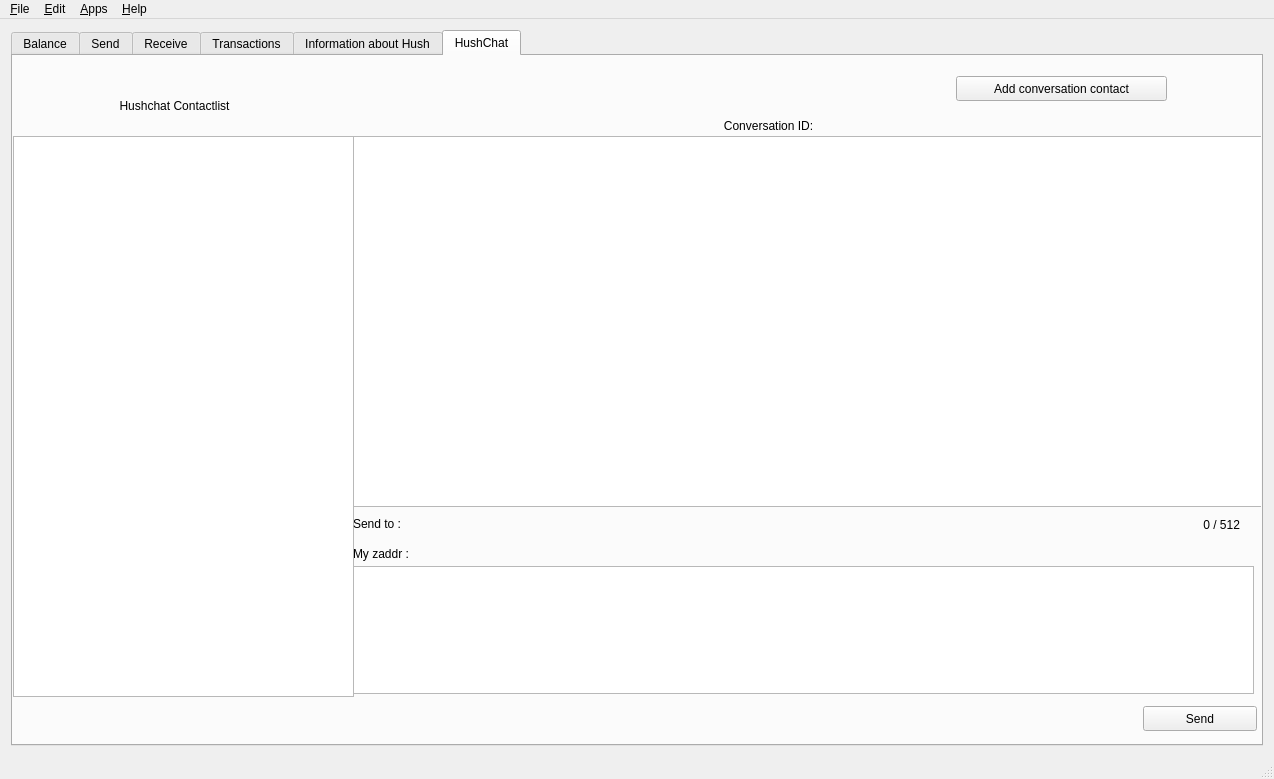
Above: src/mainwindow.ui from jahway603/SilentDragonLite before the change. Below: the same form after it.
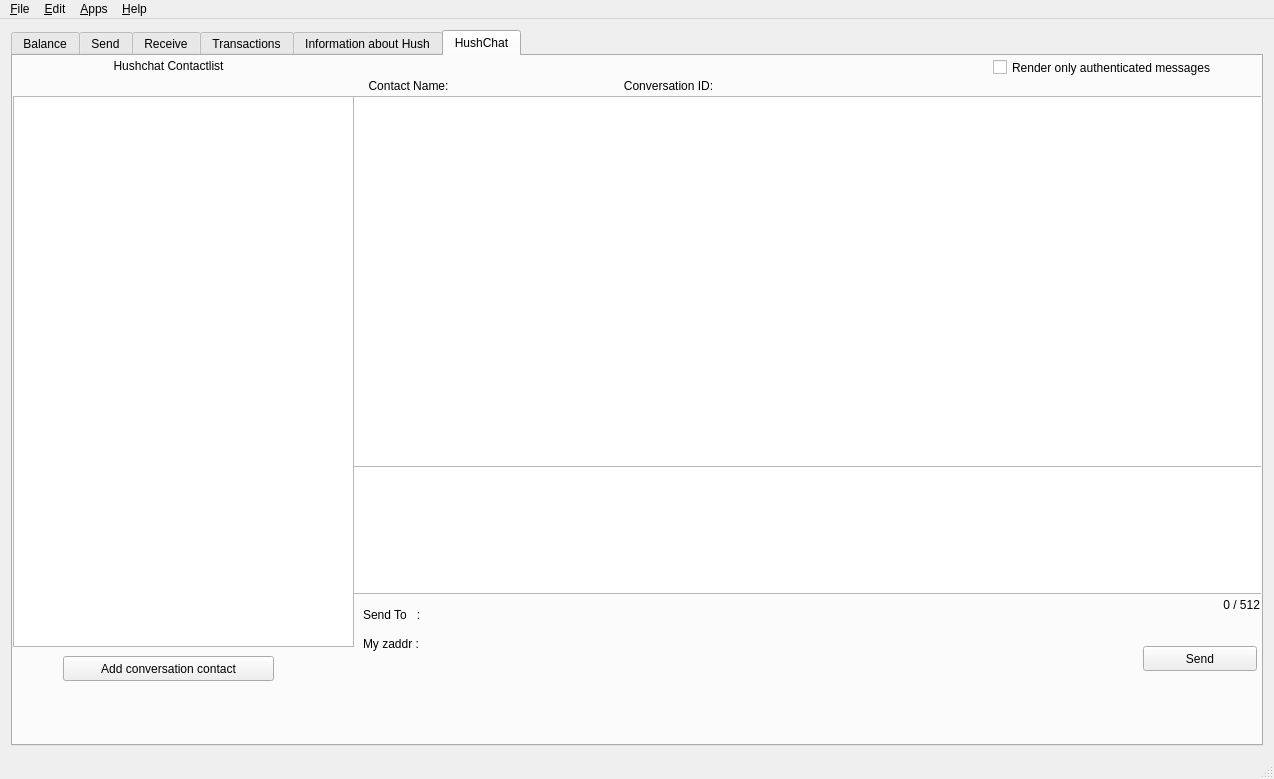
That is the form after the change. Icons and pictures are not drawn. Custom widgets are drawn as their Qt base class.

Commit message: merge in the sdl gifs from @csharpee, add check bob to render only verified messages

```diff
--- a/src/mainwindow.ui
+++ b/src/mainwindow.ui
@@ -18,8 +18,8 @@
     <normaloff>:/icons/res/icon.ico</normaloff>:/icons/res/icon.ico</iconset>
   </property>
   <widget class="QWidget" name="centralWidget">
-   <layout class="QHBoxLayout" name="horizontalLayout_18">
-    <item>
+   <layout class="QFormLayout" name="formLayout">
+    <item row="0" column="0" colspan="2">
      <widget class="QTabWidget" name="tabWidget">
       <property name="currentIndex">
        <number>5</number>
@@ -1332,17 +1332,17 @@
         <property name="geometry">
          <rect>
           <x>0</x>
-          <y>80</y>
+          <y>40</y>
           <width>341</width>
-          <height>561</height>
+          <height>551</height>
          </rect>
         </property>
        </widget>
        <widget class="QLabel" name="label_39">
         <property name="geometry">
          <rect>
-          <x>6</x>
-          <y>40</y>
+          <x>0</x>
+          <y>0</y>
           <width>311</width>
           <height>20</height>
          </rect>
@@ -1351,25 +1351,12 @@
          <string>&lt;html&gt;&lt;head/&gt;&lt;body&gt;&lt;p align=&quot;center&quot;&gt;Hushchat Contactlist&lt;/p&gt;&lt;/body&gt;&lt;/html&gt;</string>
         </property>
        </widget>
-       <widget class="QLabel" name="label_40">
-        <property name="geometry">
-         <rect>
-          <x>400</x>
-          <y>410</y>
-          <width>331</width>
-          <height>17</height>
-         </rect>
-        </property>
-        <property name="text">
-         <string>Memo</string>
-        </property>
-       </widget>
        <widget class="MemoEdit" name="memoTxtChat">
         <property name="geometry">
          <rect>
           <x>340</x>
-          <y>510</y>
-          <width>901</width>
+          <y>410</y>
+          <width>921</width>
           <height>128</height>
          </rect>
         </property>
@@ -1377,8 +1364,8 @@
        <widget class="QLabel" name="memoSizeChat">
         <property name="geometry">
          <rect>
-          <x>1180</x>
-          <y>460</y>
+          <x>1200</x>
+          <y>540</y>
           <width>47</width>
           <height>17</height>
          </rect>
@@ -1393,9 +1380,9 @@
        <widget class="QLabel" name="contactNameMemo">
         <property name="geometry">
          <rect>
-          <x>350</x>
-          <y>50</y>
-          <width>291</width>
+          <x>450</x>
+          <y>20</y>
+          <width>161</width>
           <height>20</height>
          </rect>
         </property>
@@ -1410,7 +1397,7 @@
         <property name="geometry">
          <rect>
           <x>340</x>
-          <y>80</y>
+          <y>40</y>
           <width>921</width>
           <height>371</height>
          </rect>
@@ -1432,7 +1419,7 @@
         <property name="geometry">
          <rect>
           <x>1130</x>
-          <y>650</y>
+          <y>590</y>
           <width>114</width>
           <height>25</height>
          </rect>
@@ -1453,21 +1440,21 @@
        <widget class="QLabel" name="label_42">
         <property name="geometry">
          <rect>
-          <x>340</x>
-          <y>460</y>
-          <width>67</width>
+          <x>350</x>
+          <y>550</y>
+          <width>81</width>
           <height>17</height>
          </rect>
         </property>
         <property name="text">
-         <string>&lt;html&gt;&lt;head/&gt;&lt;body&gt;&lt;p&gt;Send to :&lt;/p&gt;&lt;/body&gt;&lt;/html&gt;</string>
+         <string>Send To   :</string>
         </property>
        </widget>
        <widget class="QLabel" name="ContactName">
         <property name="geometry">
          <rect>
-          <x>340</x>
-          <y>490</y>
+          <x>350</x>
+          <y>580</y>
           <width>81</width>
           <height>17</height>
          </rect>
@@ -1480,7 +1467,7 @@
         <property name="geometry">
          <rect>
           <x>420</x>
-          <y>460</y>
+          <y>550</y>
           <width>691</width>
           <height>20</height>
          </rect>
@@ -1492,8 +1479,8 @@
        <widget class="QPushButton" name="safeContactRequest">
         <property name="geometry">
          <rect>
-          <x>943</x>
-          <y>20</y>
+          <x>50</x>
+          <y>600</y>
           <width>211</width>
           <height>25</height>
          </rect>
@@ -1515,7 +1502,7 @@
         <property name="geometry">
          <rect>
           <x>420</x>
-          <y>490</y>
+          <y>580</y>
           <width>691</width>
           <height>20</height>
          </rect>
@@ -1527,8 +1514,8 @@
        <widget class="QLabel" name="contactCid">
         <property name="geometry">
          <rect>
-          <x>820</x>
-          <y>60</y>
+          <x>720</x>
+          <y>20</y>
           <width>331</width>
           <height>20</height>
          </rect>
@@ -1540,8 +1527,8 @@
        <widget class="QLabel" name="contactNameMemo_2">
         <property name="geometry">
          <rect>
-          <x>690</x>
-          <y>60</y>
+          <x>590</x>
+          <y>20</y>
           <width>131</width>
           <height>20</height>
          </rect>
@@ -1550,6 +1537,32 @@
          <string>&lt;html&gt;&lt;head/&gt;&lt;body&gt;&lt;p align=&quot;center&quot;&gt;Conversation ID:&lt;/p&gt;&lt;/body&gt;&lt;/html&gt;</string>
         </property>
        </widget>
+       <widget class="QCheckBox" name="checkBox">
+        <property name="geometry">
+         <rect>
+          <x>980</x>
+          <y>0</y>
+          <width>271</width>
+          <height>23</height>
+         </rect>
+        </property>
+        <property name="text">
+         <string>Render only authenticated messages</string>
+        </property>
+       </widget>
+       <widget class="QLabel" name="contactNameMemo_3">
+        <property name="geometry">
+         <rect>
+          <x>340</x>
+          <y>20</y>
+          <width>111</width>
+          <height>20</height>
+         </rect>
+        </property>
+        <property name="text">
+         <string>&lt;html&gt;&lt;head/&gt;&lt;body&gt;&lt;p align=&quot;center&quot;&gt;Contact Name:&lt;/p&gt;&lt;/body&gt;&lt;/html&gt;</string>
+        </property>
+       </widget>
       </widget>
      </widget>
     </item>
```
Left out of the diff: 2 changed lines with no effect on the pictures. The commit also changes 1 other file.
